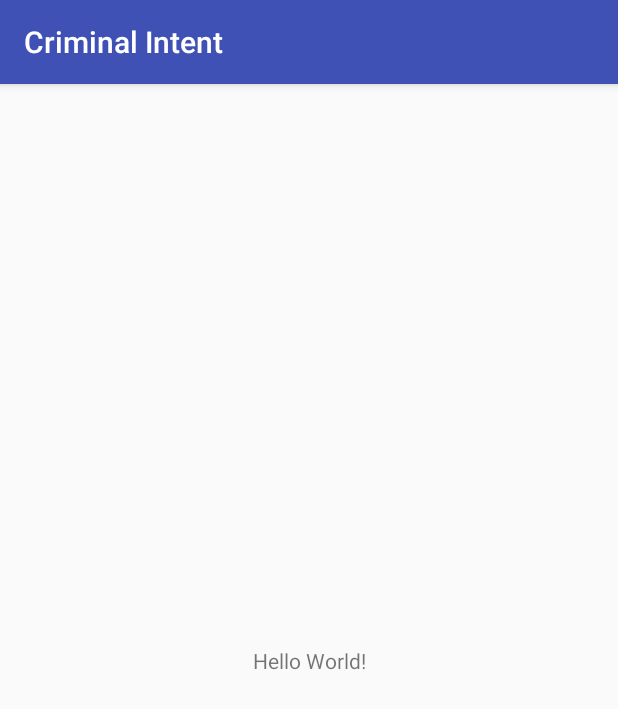
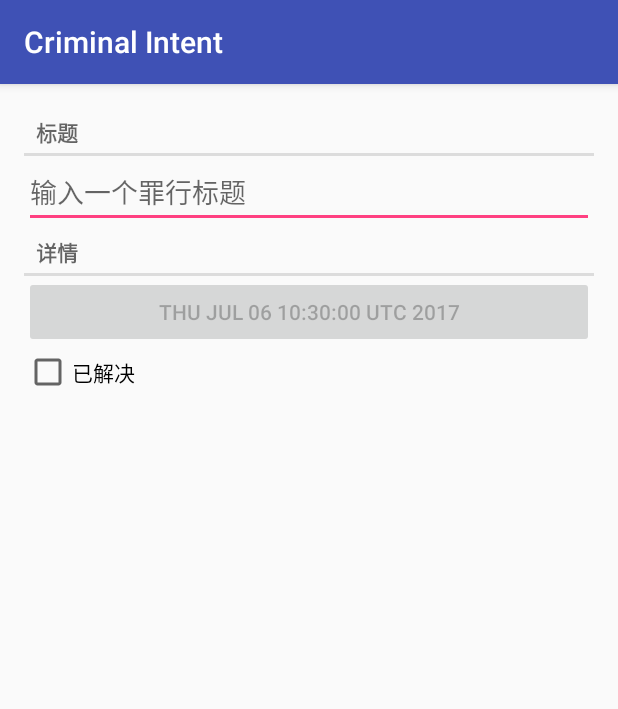
Before and after one commit to edazh/Criminal-Intent, an Android app: the screen it shows after launch (CrimeActivity), on a phone screen of 412 x 824 dp. Shown: the top 709 px of the screen. Run offline under Robolectric (Android 15) with nearby library versions, the phone set to English and light mode, and no system bars.

Commit message:
完成详情界面

```diff
--- /dev/null
+++ b/app/src/main/java/com/edazh/criminalintent/Crime.java
@@ -0,0 +1,48 @@
+package com.edazh.criminalintent;
+
+import java.util.Date;
+import java.util.UUID;
+
+/**
+ * Created by 12392 on 2017/7/6 0006.
+ */
+
+public class Crime {
+    private UUID mId;
+    private String mTitle;
+    private Date mDate;
+    private Boolean mSolved;
+
+    public Crime() {
+        mId = UUID.randomUUID();
+        mDate = new Date();
+    }
+
+    public UUID getId() {
+        return mId;
+    }
+
+    public String getTitle() {
+        return mTitle;
+    }
+
+    public void setTitle(String title) {
+        mTitle = title;
+    }
+
+    public Date getDate() {
+        return mDate;
+    }
+
+    public void setDate(Date date) {
+        mDate = date;
+    }
+
+    public Boolean isSolved() {
+        return mSolved;
+    }
+
+    public void setSolved(Boolean solved) {
+        mSolved = solved;
+    }
+}
--- a/app/src/main/java/com/edazh/criminalintent/CrimeActivity.java
+++ b/app/src/main/java/com/edazh/criminalintent/CrimeActivity.java
@@ -1,5 +1,7 @@
 package com.edazh.criminalintent;
 
+import android.support.v4.app.Fragment;
+import android.support.v4.app.FragmentManager;
 import android.support.v7.app.AppCompatActivity;
 import android.os.Bundle;
 
@@ -9,5 +11,14 @@ public class CrimeActivity extends AppCompatActivity {
     protected void onCreate(Bundle savedInstanceState) {
         super.onCreate(savedInstanceState);
         setContentView(R.layout.activity_crime);
+
+        FragmentManager fm = getSupportFragmentManager();
+        Fragment fragment = fm.findFragmentById(R.id.fragment_container);
+        if (fragment == null) {
+            fragment = new CrimeFragment();
+            fm.beginTransaction()
+                    .add(R.id.fragment_container, fragment)
+                    .commit();
+        }
     }
 }
--- /dev/null
+++ b/app/src/main/java/com/edazh/criminalintent/CrimeFragment.java
@@ -0,0 +1,73 @@
+package com.edazh.criminalintent;
+
+import android.os.Bundle;
+import android.support.annotation.Nullable;
+import android.support.v4.app.Fragment;
+import android.text.Editable;
+import android.text.TextWatcher;
+import android.view.LayoutInflater;
+import android.view.View;
+import android.view.ViewGroup;
+import android.widget.Button;
+import android.widget.CheckBox;
+import android.widget.CompoundButton;
+import android.widget.EditText;
+
+/**
+ * Created by 12392 on 2017/7/6 0006.
+ * 罪行碎片
+ */
+
+public class CrimeFragment extends Fragment {
+    private Crime mCrime;
+    private EditText mTitleField;
+    private Button mBtnDate;
+    private CheckBox mCbxSolved;
+
+    @Override
+    public void onCreate(@Nullable Bundle savedInstanceState) {
+        super.onCreate(savedInstanceState);
+        mCrime = new Crime();
+    }
+
+    @Nullable
+    @Override
+    public View onCreateView(LayoutInflater inflater, @Nullable ViewGroup container, @Nullable Bundle savedInstanceState) {
+        View v = inflater.inflate(R.layout.fragment_crime, container, false);
+
+        //标题文本
+        mTitleField = (EditText) v.findViewById(R.id.crime_title);
+        mTitleField.addTextChangedListener(new TextWatcher() {
+            @Override
+            public void beforeTextChanged(CharSequence s, int start, int count, int after) {
+
+            }
+
+            @Override
+            public void onTextChanged(CharSequence s, int start, int before, int count) {
+                mCrime.setTitle(s.toString());
+            }
+
+            @Override
+            public void afterTextChanged(Editable s) {
+
+            }
+        });
+
+        //日期按钮
+        mBtnDate = (Button) v.findViewById(R.id.crime_date);
+        mBtnDate.setText(mCrime.getDate().toString());
+        mBtnDate.setEnabled(false);
+
+        //是否解决checkbox
+        mCbxSolved = (CheckBox) v.findViewById(R.id.crime_solved);
+        mCbxSolved.setOnCheckedChangeListener(new CompoundButton.OnCheckedChangeListener() {
+            @Override
+            public void onCheckedChanged(CompoundButton buttonView, boolean isChecked) {
+                mCrime.setSolved(isChecked);
+            }
+        });
+
+        return v;
+    }
+}
--- a/app/src/main/res/layout/activity_crime.xml
+++ b/app/src/main/res/layout/activity_crime.xml
@@ -1,19 +1,5 @@
 <?xml version="1.0" encoding="utf-8"?>
-<android.support.constraint.ConstraintLayout
-    xmlns:android="http://schemas.android.com/apk/res/android"
-    xmlns:app="http://schemas.android.com/apk/res-auto"
-    xmlns:tools="http://schemas.android.com/tools"
-    android:layout_width="match_parent"
-    android:layout_height="match_parent"
-    tools:context="com.edazh.criminalintent.CrimeActivity">
-
-    <TextView
-        android:layout_width="wrap_content"
-        android:layout_height="wrap_content"
-        android:text="Hello World!"
-        app:layout_constraintBottom_toBottomOf="parent"
-        app:layout_constraintLeft_toLeftOf="parent"
-        app:layout_constraintRight_toRightOf="parent"
-        app:layout_constraintTop_toTopOf="parent"/>
-
-</android.support.constraint.ConstraintLayout>
+<FrameLayout xmlns:android="http://schemas.android.com/apk/res/android"
+             android:id="@+id/fragment_container"
+             android:layout_width="match_parent"
+             android:layout_height="match_parent"/>
--- /dev/null
+++ b/app/src/main/res/layout/fragment_crime.xml
@@ -0,0 +1,37 @@
+<?xml version="1.0" encoding="utf-8"?>
+<LinearLayout xmlns:android="http://schemas.android.com/apk/res/android"
+              android:layout_width="match_parent"
+              android:layout_height="match_parent"
+              android:layout_margin="16dp"
+              android:orientation="vertical">
+
+    <TextView
+        style="?android:listSeparatorTextViewStyle"
+        android:layout_width="match_parent"
+        android:layout_height="wrap_content"
+        android:text="@string/crime_title_label"/>
+
+    <EditText
+        android:id="@+id/crime_title"
+        android:layout_width="match_parent"
+        android:layout_height="wrap_content"
+        android:hint="@string/crime_title_hint"/>
+
+    <TextView
+        style="?android:listSeparatorTextViewStyle"
+        android:layout_width="match_parent"
+        android:layout_height="wrap_content"
+        android:text="@string/crime_details_label"/>
+
+    <Button
+        android:id="@+id/crime_date"
+        android:layout_width="match_parent"
+        android:layout_height="wrap_content"/>
+
+    <CheckBox
+        android:id="@+id/crime_solved"
+        android:layout_width="match_parent"
+        android:layout_height="wrap_content"
+        android:text="@string/crime_solved_label"/>
+
+</LinearLayout>
--- a/app/src/main/res/values/strings.xml
+++ b/app/src/main/res/values/strings.xml
@@ -1,3 +1,8 @@
 <resources>
     <string name="app_name">Criminal Intent</string>
+
+    <string name="crime_title_hint">输入一个罪行标题</string>
+    <string name="crime_title_label">标题</string>
+    <string name="crime_details_label">详情</string>
+    <string name="crime_solved_label">已解决</string>
 </resources>
```
